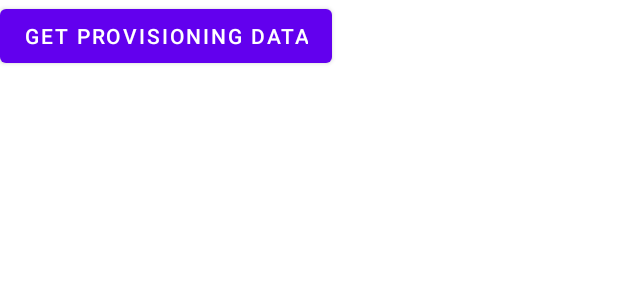
After one commit to syedmoiezhussain1996/androidTest, an Android app built with Jetpack Compose: the layout activity_get_provisioning_mode.xml on its own in the app's theme, with its tools: preview values and no code run, on a phone screen of 412 x 824 dp. The commit adds this screen. Shown: the top 300 px of the screen. Run offline under Robolectric (Android 15) with nearby library versions, the phone set to English and light mode, and no system bars.

Commit message:
Add Provision activity

```diff
--- /dev/null
+++ b/app/src/main/res/layout/activity_get_provisioning_mode.xml
@@ -0,0 +1,14 @@
+<?xml version="1.0" encoding="utf-8"?>
+<LinearLayout xmlns:android="http://schemas.android.com/apk/res/android"
+    xmlns:tools="http://schemas.android.com/tools"
+    android:layout_width="match_parent"
+    android:layout_height="match_parent"
+    tools:context=".ProvisioningModeActivity">
+
+    <Button
+        android:id="@+id/get_provisioning_data"
+        android:layout_width="wrap_content"
+        android:layout_height="wrap_content"
+        android:text="Get Provisioning Data"/>
+
+</LinearLayout>
--- /dev/null
+++ b/app/src/main/res/values/bools.xml
@@ -0,0 +1,4 @@
+<?xml version="1.0" encoding="utf-8"?>
+<resources>
+    <bool name="provision_mode_compliance_enabled">true</bool>
+</resources>
--- a/app/src/main/res/values/strings.xml
+++ b/app/src/main/res/values/strings.xml
@@ -2,4 +2,5 @@
     <string name="app_name">androidTest</string>
     <string name="title_activity_main2">MainActivity2</string>
     <string name="title_activity_main">MainActivity</string>
+    <string name="title_activity_provisioning_mode">ProvisioningModeActivity</string>
 </resources>
```
Also changed, not shown: app/src/main/AndroidManifest.xml (+36 -2 lines), app/src/main/java/com/example/androidtest/AdminPolicyComplianceActivity.java (added, +23 -0 lines), app/src/main/java/com/example/androidtest/MyDeviceAdminReceiver.java (+23 -25 lines), app/src/main/java/com/example/androidtest/ProvisioningModeActivity.java (added, +51 -0 lines), app/src/main/res/layout/activity_policy_compliance.xml (added, +14 -0 lines), 2 other files.
